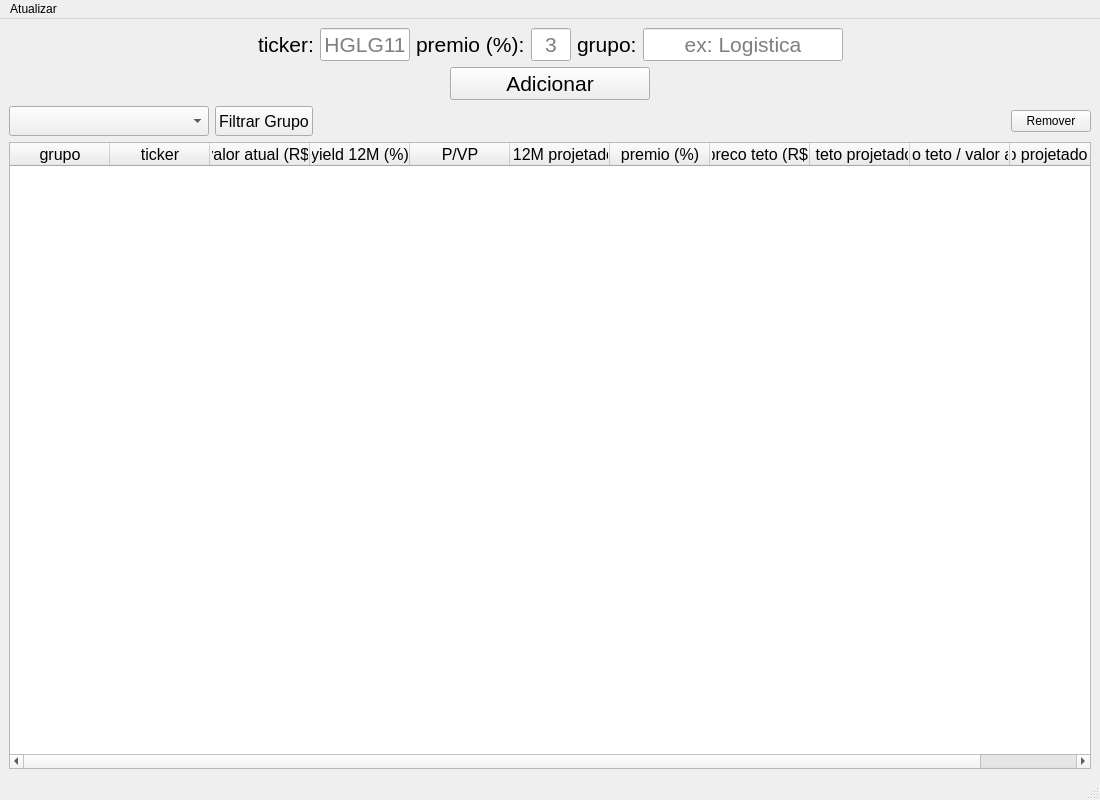
pedroneto2/Fiinfo, file designs/Window.ui: the form before one commit.
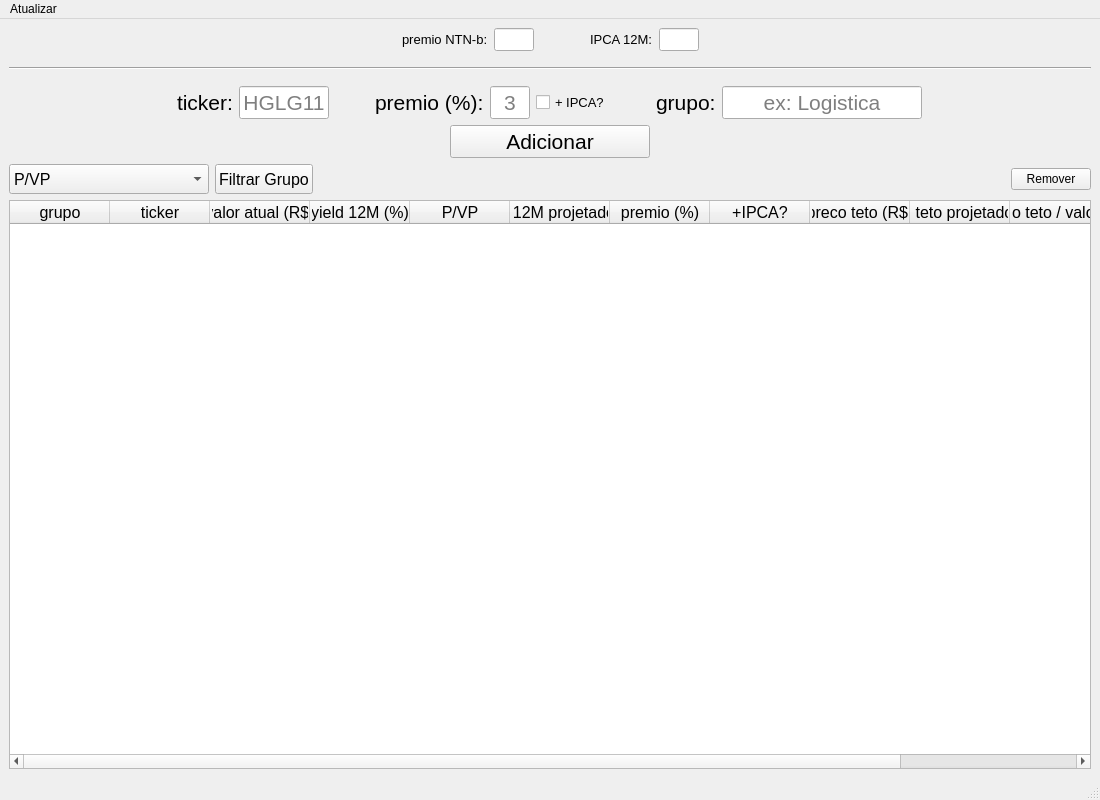
The form after the commit.

Diff of the .ui file:
```diff
--- a/designs/Window.ui
+++ b/designs/Window.ui
@@ -17,6 +17,169 @@
    <layout class="QHBoxLayout" name="horizontalLayout_2">
     <item>
      <layout class="QVBoxLayout" name="verticalLayout">
+      <item>
+       <layout class="QHBoxLayout" name="horizontalLayout_3">
+        <item>
+         <spacer name="horizontalSpacer_5">
+          <property name="orientation">
+           <enum>Qt::Horizontal</enum>
+          </property>
+          <property name="sizeHint" stdset="0">
+           <size>
+            <width>40</width>
+            <height>20</height>
+           </size>
+          </property>
+         </spacer>
+        </item>
+        <item>
+         <widget class="QLabel" name="ntnbLabel">
+          <property name="font">
+           <font>
+            <pointsize>10</pointsize>
+           </font>
+          </property>
+          <property name="text">
+           <string>premio NTN-b:</string>
+          </property>
+         </widget>
+        </item>
+        <item>
+         <widget class="QLineEdit" name="ntnbLineEdit">
+          <property name="sizePolicy">
+           <sizepolicy hsizetype="Fixed" vsizetype="Fixed">
+            <horstretch>0</horstretch>
+            <verstretch>0</verstretch>
+           </sizepolicy>
+          </property>
+          <property name="maximumSize">
+           <size>
+            <width>40</width>
+            <height>16777215</height>
+           </size>
+          </property>
+          <property name="font">
+           <font>
+            <pointsize>10</pointsize>
+           </font>
+          </property>
+          <property name="alignment">
+           <set>Qt::AlignCenter</set>
+          </property>
+          <property name="readOnly">
+           <bool>true</bool>
+          </property>
+         </widget>
+        </item>
+        <item>
+         <spacer name="horizontalSpacer_4">
+          <property name="orientation">
+           <enum>Qt::Horizontal</enum>
+          </property>
+          <property name="sizeType">
+           <enum>QSizePolicy::Fixed</enum>
+          </property>
+          <property name="sizeHint" stdset="0">
+           <size>
+            <width>50</width>
+            <height>20</height>
+           </size>
+          </property>
+         </spacer>
+        </item>
+        <item>
+         <widget class="QLabel" name="ipcaLabe">
+          <property name="font">
+           <font>
+            <pointsize>10</pointsize>
+           </font>
+          </property>
+          <property name="text">
+           <string>IPCA 12M:</string>
+          </property>
+         </widget>
+        </item>
+        <item>
+         <widget class="QLineEdit" name="ipcaLineEdit">
+          <property name="sizePolicy">
+           <sizepolicy hsizetype="Fixed" vsizetype="Fixed">
+            <horstretch>0</horstretch>
+            <verstretch>0</verstretch>
+           </sizepolicy>
+          </property>
+          <property name="maximumSize">
+           <size>
+            <width>40</width>
+            <height>16777215</height>
+           </size>
+          </property>
+          <property name="font">
+           <font>
+            <pointsize>10</pointsize>
+           </font>
+          </property>
+          <property name="alignment">
+           <set>Qt::AlignCenter</set>
+          </property>
+          <property name="readOnly">
+           <bool>true</bool>
+          </property>
+         </widget>
+        </item>
+        <item>
+         <spacer name="horizontalSpacer_6">
+          <property name="orientation">
+           <enum>Qt::Horizontal</enum>
+          </property>
+          <property name="sizeHint" stdset="0">
+           <size>
+            <width>40</width>
+            <height>20</height>
+           </size>
+          </property>
+         </spacer>
+        </item>
+       </layout>
+      </item>
+      <item>
+       <spacer name="verticalSpacer_2">
+        <property name="orientation">
+         <enum>Qt::Vertical</enum>
+        </property>
+        <property name="sizeType">
+         <enum>QSizePolicy::Fixed</enum>
+        </property>
+        <property name="sizeHint" stdset="0">
+         <size>
+          <width>20</width>
+          <height>10</height>
+         </size>
+        </property>
+       </spacer>
+      </item>
+      <item>
+       <widget class="Line" name="line">
+        <property name="orientation">
+         <enum>Qt::Horizontal</enum>
+        </property>
+       </widget>
+      </item>
+      <item>
+       <spacer name="verticalSpacer">
+        <property name="orientation">
+         <enum>Qt::Vertical</enum>
+        </property>
+        <property name="sizeType">
+         <enum>QSizePolicy::Fixed</enum>
+        </property>
+        <property name="sizeHint" stdset="0">
+         <size>
+          <width>20</width>
+          <height>10</height>
+         </size>
+        </property>
+       </spacer>
+      </item>
       <item>
        <layout class="QHBoxLayout" name="horizontalLayout">
         <item>
@@ -86,6 +249,22 @@
           </property>
          </widget>
         </item>
+        <item>
+         <spacer name="horizontalSpacer_7">
+          <property name="orientation">
+           <enum>Qt::Horizontal</enum>
+          </property>
+          <property name="sizeType">
+           <enum>QSizePolicy::Fixed</enum>
+          </property>
+          <property name="sizeHint" stdset="0">
+           <size>
+            <width>40</width>
+            <height>20</height>
+           </size>
+          </property>
+         </spacer>
+        </item>
         <item>
          <widget class="QLabel" name="premioLabel">
           <property name="sizePolicy">
@@ -147,7 +326,35 @@
          </widget>
         </item>
         <item>
-         <widget class="QLabel" name="label">
+         <widget class="QCheckBox" name="addIpcaCheckBox">
+          <property name="font">
+           <font>
+            <pointsize>10</pointsize>
+           </font>
+          </property>
+          <property name="text">
+           <string>+ IPCA?</string>
+          </property>
+         </widget>
+        </item>
+        <item>
+         <spacer name="horizontalSpacer_8">
+          <property name="orientation">
+           <enum>Qt::Horizontal</enum>
+          </property>
+          <property name="sizeType">
+           <enum>QSizePolicy::Fixed</enum>
+          </property>
+          <property name="sizeHint" stdset="0">
+           <size>
+            <width>40</width>
+            <height>20</height>
+           </size>
+          </property>
+         </spacer>
+        </item>
+        <item>
+         <widget class="QLabel" name="grupoLabel">
           <property name="font">
            <font>
             <pointsize>16</pointsize>
@@ -203,33 +410,37 @@
         </item>
        </layout>
       </item>
-      <item alignment="Qt::AlignHCenter">
-       <widget class="QPushButton" name="addFiiPushButton">
-        <property name="minimumSize">
-         <size>
-          <width>200</width>
-          <height>0</height>
-         </size>
-        </property>
-        <property name="maximumSize">
-         <size>
-          <width>600</width>
-          <height>16777215</height>
-         </size>
-        </property>
-        <property name="font">
-         <font>
-          <pointsize>16</pointsize>
-          <bold>false</bold>
-         </font>
-        </property>
-        <property name="autoFillBackground">
-         <bool>false</bool>
-        </property>
-        <property name="text">
-         <string>Adicionar</string>
-        </property>
-       </widget>
+      <item>
+       <layout class="QVBoxLayout" name="verticalLayout_2">
+        <item alignment="Qt::AlignHCenter">
+         <widget class="QPushButton" name="addFiiPushButton">
+          <property name="minimumSize">
+           <size>
+            <width>200</width>
+            <height>0</height>
+           </size>
+          </property>
+          <property name="maximumSize">
+           <size>
+            <width>600</width>
+            <height>16777215</height>
+           </size>
+          </property>
+          <property name="font">
+           <font>
+            <pointsize>16</pointsize>
+            <bold>false</bold>
+           </font>
+          </property>
+          <property name="autoFillBackground">
+           <bool>false</bool>
+          </property>
+          <property name="text">
+           <string>Adicionar</string>
+          </property>
+         </widget>
+        </item>
+       </layout>
       </item>
       <item>
        <layout class="QHBoxLayout" name="horizontalLayout_4">
@@ -253,6 +464,26 @@
             <height>30</height>
            </size>
           </property>
+          <property name="font">
+           <font>
+            <pointsize>12</pointsize>
+           </font>
+          </property>
+          <item>
+           <property name="text">
+            <string>P/VP</string>
+           </property>
+          </item>
+          <item>
+           <property name="text">
+            <string>preco teto / valor</string>
+           </property>
+          </item>
+          <item>
+           <property name="text">
+            <string>preco teto projetado / valor</string>
+           </property>
+          </item>
          </widget>
         </item>
         <item alignment="Qt::AlignLeft">
@@ -371,6 +602,11 @@
           <string>premio (%)</string>
          </property>
         </column>
+        <column>
+         <property name="text">
+          <string>+IPCA?</string>
+         </property>
+        </column>
         <column>
          <property name="text">
           <string>preco teto (R$)</string>
```
